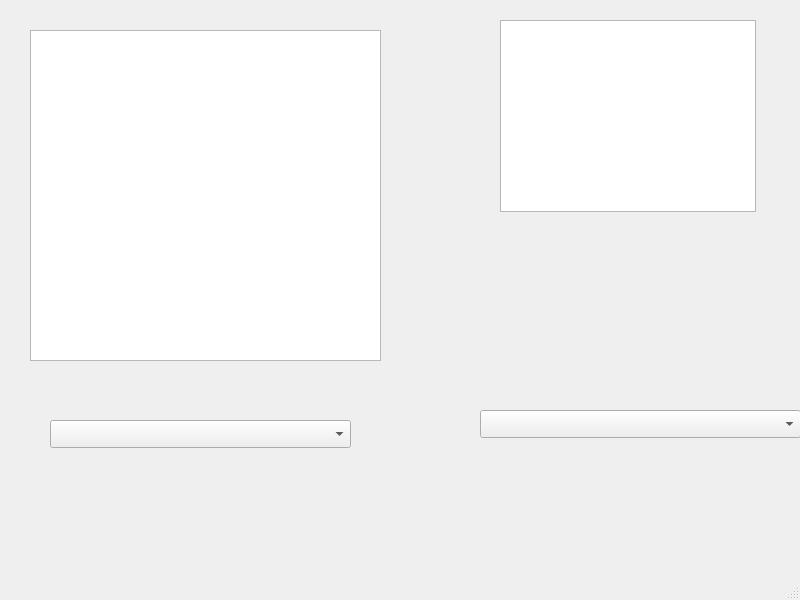
Qt form basicwindow.ui (SAMoosavi/AdvancedProgrammingProject2) before a commit.
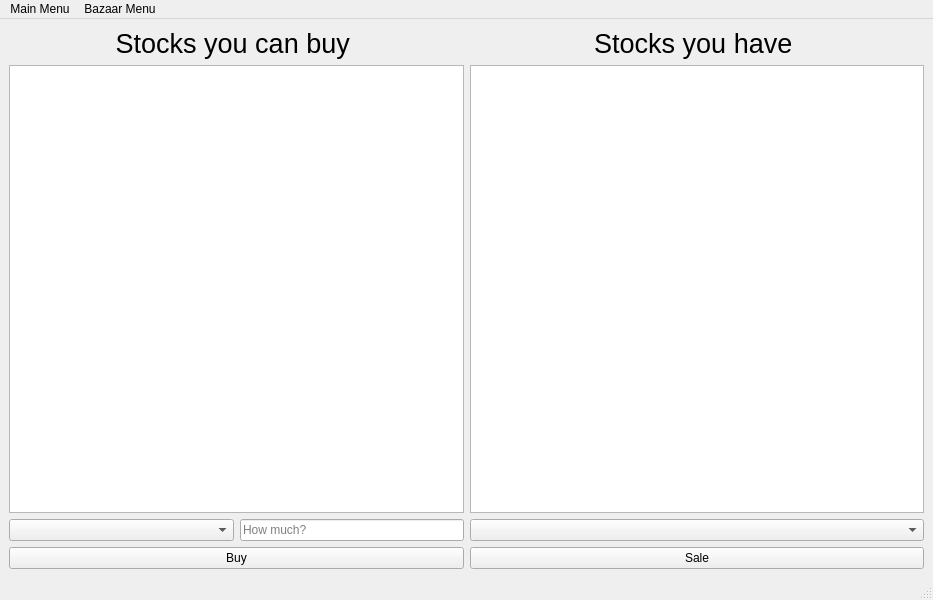
The same form after that commit.

```diff
--- a/basicwindow.ui
+++ b/basicwindow.ui
@@ -6,7 +6,7 @@
    <rect>
     <x>0</x>
     <y>0</y>
-    <width>800</width>
+    <width>933</width>
     <height>600</height>
    </rect>
   </property>
@@ -14,56 +14,157 @@
    <string>MainWindow</string>
   </property>
   <widget class="QWidget" name="centralwidget">
-   <widget class="QComboBox" name="comboBox_buy">
-    <property name="geometry">
-     <rect>
-      <x>50</x>
-      <y>420</y>
-      <width>301</width>
-      <height>28</height>
-     </rect>
-    </property>
-   </widget>
-   <widget class="QComboBox" name="comboBox_sale">
-    <property name="geometry">
-     <rect>
-      <x>480</x>
-      <y>410</y>
-      <width>321</width>
-      <height>28</height>
-     </rect>
-    </property>
-   </widget>
-   <widget class="QTableWidget" name="tableWidget_sale">
-    <property name="geometry">
-     <rect>
-      <x>500</x>
-      <y>20</y>
-      <width>256</width>
-      <height>192</height>
-     </rect>
-    </property>
-   </widget>
-   <widget class="QTableWidget" name="tableWidget_buy">
-    <property name="geometry">
-     <rect>
-      <x>30</x>
-      <y>30</y>
-      <width>351</width>
-      <height>331</height>
-     </rect>
-    </property>
-   </widget>
+   <layout class="QGridLayout" name="gridLayout_4">
+    <item row="0" column="0">
+     <widget class="QLabel" name="label">
+      <property name="font">
+       <font>
+        <pointsize>20</pointsize>
+       </font>
+      </property>
+      <property name="text">
+       <string>Stocks you can buy </string>
+      </property>
+      <property name="alignment">
+       <set>Qt::AlignCenter</set>
+      </property>
+     </widget>
+    </item>
+    <item row="0" column="1">
+     <widget class="QLabel" name="label_2">
+      <property name="font">
+       <font>
+        <pointsize>20</pointsize>
+       </font>
+      </property>
+      <property name="text">
+       <string>Stocks you have </string>
+      </property>
+      <property name="alignment">
+       <set>Qt::AlignCenter</set>
+      </property>
+     </widget>
+    </item>
+    <item row="1" column="0">
+     <widget class="QTableWidget" name="tableWidget_buy"/>
+    </item>
+    <item row="1" column="1">
+     <widget class="QTableWidget" name="tableWidget_sale"/>
+    </item>
+    <item row="2" column="0">
+     <layout class="QGridLayout" name="gridLayout_2">
+      <item row="0" column="0">
+       <layout class="QGridLayout" name="gridLayout">
+        <item row="0" column="1">
+         <widget class="QLineEdit" name="lineEdit_buy">
+          <property name="sizePolicy">
+           <sizepolicy hsizetype="Preferred" vsizetype="Fixed">
+            <horstretch>0</horstretch>
+            <verstretch>0</verstretch>
+           </sizepolicy>
+          </property>
+          <property name="toolTip">
+           <string/>
+          </property>
+          <property name="statusTip">
+           <string/>
+          </property>
+          <property name="whatsThis">
+           <string/>
+          </property>
+          <property name="text">
+           <string/>
+          </property>
+          <property name="placeholderText">
+           <string>How much?</string>
+          </property>
+         </widget>
+        </item>
+        <item row="0" column="0">
+         <widget class="QComboBox" name="comboBox_buy"/>
+        </item>
+       </layout>
+      </item>
+      <item row="1" column="0">
+       <widget class="QPushButton" name="pushButton_buy">
+        <property name="text">
+         <string>Buy</string>
+        </property>
+       </widget>
+      </item>
+     </layout>
+    </item>
+    <item row="2" column="1">
+     <layout class="QGridLayout" name="gridLayout_3">
+      <item row="0" column="0">
+       <widget class="QComboBox" name="comboBox_sale"/>
+      </item>
+      <item row="1" column="0">
+       <widget class="QPushButton" name="pushButton_sale">
+        <property name="text">
+         <string>Sale</string>
+        </property>
+       </widget>
+      </item>
+     </layout>
+    </item>
+   </layout>
   </widget>
   <widget class="QMenuBar" name="menubar">
    <property name="geometry">
     <rect>
      <x>0</x>
      <y>0</y>
-     <width>800</width>
+     <width>933</width>
      <height>25</height>
     </rect>
    </property>
+   <widget class="QMenu" name="menuMain_Menu">
+    <property name="title">
+     <string>Main Menu</string>
+    </property>
+    <widget class="QMenu" name="menuMoney">
+     <property name="title">
+      <string>Money</string>
+     </property>
+     <addaction name="actionWithdraw"/>
+     <addaction name="actionCharge"/>
+    </widget>
+    <widget class="QMenu" name="menuChange">
+     <property name="title">
+      <string>Change</string>
+     </property>
+     <addaction name="actionInformation"/>
+     <addaction name="actionPassword"/>
+    </widget>
+    <addaction name="menuMoney"/>
+    <addaction name="menuChange"/>
+    <addaction name="actionSign_out"/>
+    <addaction name="actionExit"/>
+   </widget>
+   <widget class="QMenu" name="menuBazaar_Menu">
+    <property name="title">
+     <string>Bazaar Menu</string>
+    </property>
+    <widget class="QMenu" name="menuStock">
+     <property name="title">
+      <string>Stock</string>
+     </property>
+     <addaction name="actionBuy"/>
+     <addaction name="actionSale"/>
+    </widget>
+    <widget class="QMenu" name="menuShow">
+     <property name="title">
+      <string>Show</string>
+     </property>
+     <addaction name="actionYour_stocks"/>
+     <addaction name="actionAll_stocks"/>
+    </widget>
+    <addaction name="menuStock"/>
+    <addaction name="menuShow"/>
+   </widget>
+   <addaction name="menuMain_Menu"/>
+   <addaction name="menuBazaar_Menu"/>
   </widget>
   <widget class="QStatusBar" name="statusbar"/>
  </widget>
```
Left out of the diff: 50 changed lines with no effect on the pictures.
